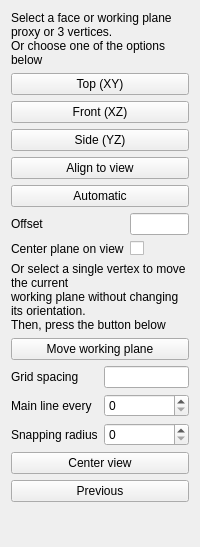
Old version of the form src/Mod/Draft/Resources/ui/TaskSelectPlane.ui in the repository southseact-3d/fcd.
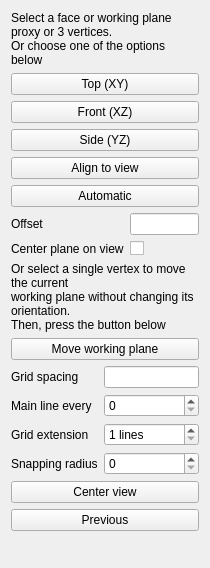
New version of the form. Custom widgets are drawn as their Qt base class.

Commit message: Draft: Added grid extension control in WorkingPlane task panel

```diff
--- a/src/Mod/Draft/Resources/ui/TaskSelectPlane.ui
+++ b/src/Mod/Draft/Resources/ui/TaskSelectPlane.ui
@@ -6,8 +6,8 @@
    <rect>
     <x>0</x>
     <y>0</y>
-    <width>200</width>
-    <height>547</height>
+    <width>210</width>
+    <height>568</height>
    </rect>
   </property>
   <property name="windowTitle">
@@ -192,7 +192,7 @@
        </property>
       </widget>
      </item>
-     <item row="3" column="1">
+     <item row="4" column="1">
       <widget class="QSpinBox" name="fieldSnapRadius">
        <property name="toolTip">
         <string>The distance at which a point can be snapped to
@@ -201,7 +201,7 @@
        </property>
       </widget>
      </item>
-     <item row="3" column="0">
+     <item row="4" column="0">
       <widget class="QLabel" name="label_6">
        <property name="toolTip">
         <string>The distance at which a point can be snapped to
@@ -213,6 +213,26 @@
        </property>
       </widget>
      </item>
+     <item row="3" column="0">
+      <widget class="QLabel" name="label_8">
+       <property name="text">
+        <string>Grid extension</string>
+       </property>
+      </widget>
+     </item>
+     <item row="3" column="1">
+      <widget class="QSpinBox" name="fieldGridExtension">
+       <property name="suffix">
+        <string> lines</string>
+       </property>
+       <property name="minimum">
+        <number>1</number>
+       </property>
+       <property name="maximum">
+        <number>9999</number>
+       </property>
+      </widget>
+     </item>
     </layout>
    </item>
    <item>
```
The commit also changes 1 other file.
